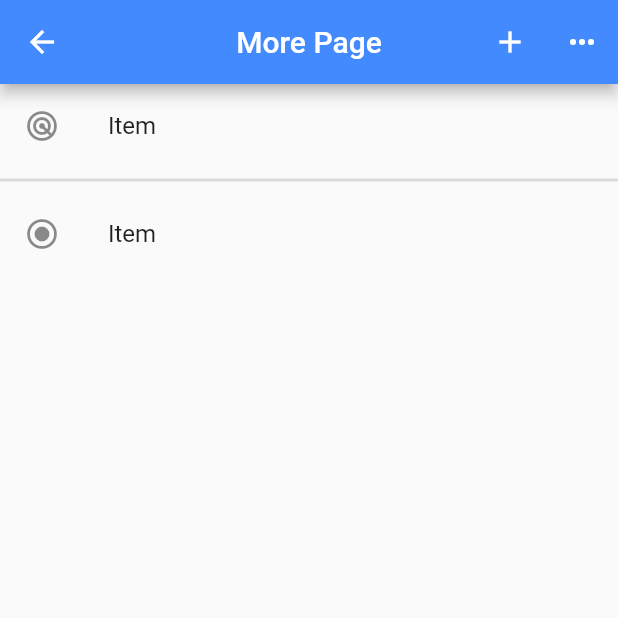
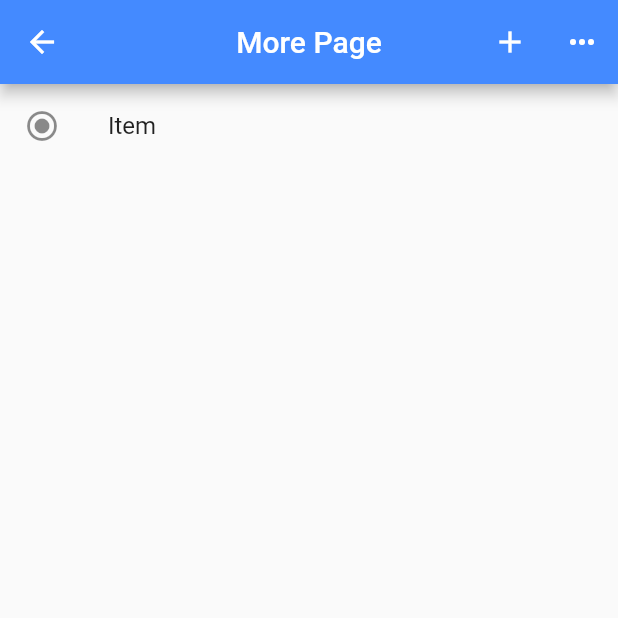
Before and after one commit to simonjv01/flutter_app_welcome, a Flutter app: the MorePage screen opened directly, after a tap on the "add" icon, on a phone screen of 412 x 824 dp, the top half of it. Run offline on Flutter 3.47's test engine with Material 2 defaults, Android fonts, the phone set to English and light mode, and no system bars.

Commit message:
randomizer for items

```diff
--- a/lib/pages/more_page.dart
+++ b/lib/pages/more_page.dart
@@ -1,3 +1,5 @@
+import 'dart:math';
+
 import 'package:flutter/material.dart';
 
 class TileInformation {
@@ -23,12 +25,7 @@ class MorePage extends StatefulWidget {
 class _MorePageState extends State<MorePage> {
   bool isBlue = false;
 
-  List<TileInformation> theList = [
-    TileInformation(
-      title: 'Item',
-      icon: const Icon(Icons.radar_outlined),
-    )
-  ];
+  List<TileInformation> theList = [];
   @override
   Widget build(BuildContext context) {
     return Scaffold(
@@ -116,6 +113,9 @@ class IconRandomized extends StatelessWidget {
 
   @override
   Widget build(BuildContext context) {
-    return const Icon(Icons.radio_button_checked);
+    bool randomBool = Random().nextBool();
+    return randomBool
+    ? const Icon(Icons.radio_button_checked)
+    : const Icon(Icons.radio_button_unchecked);
   }
 }
```
